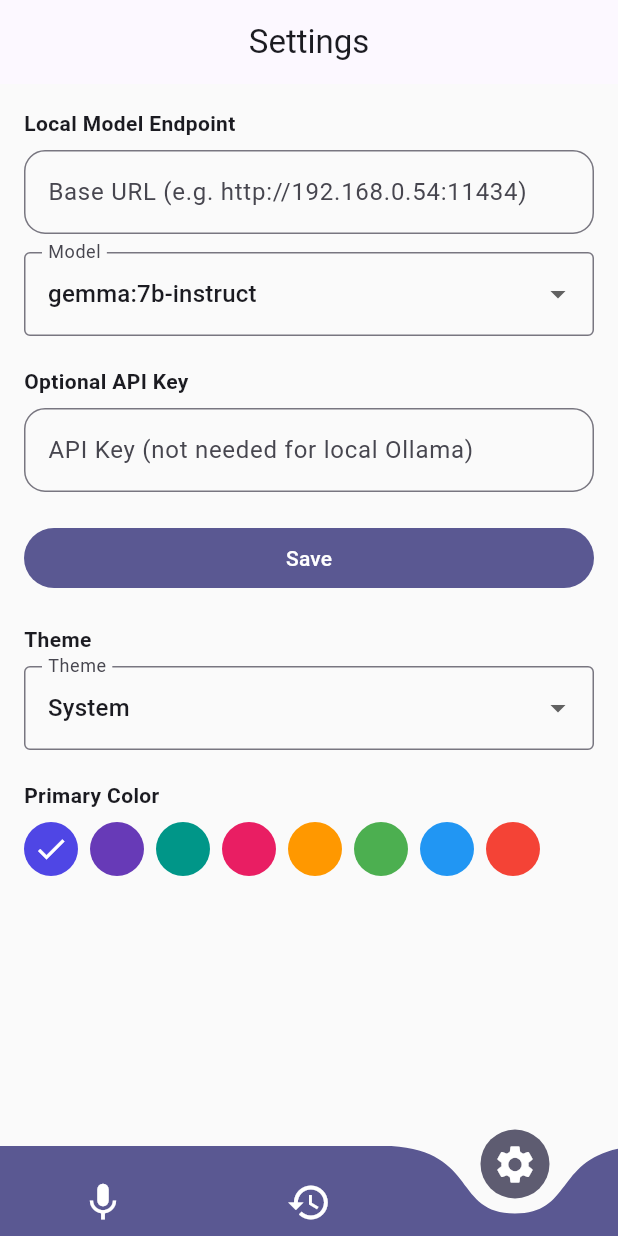
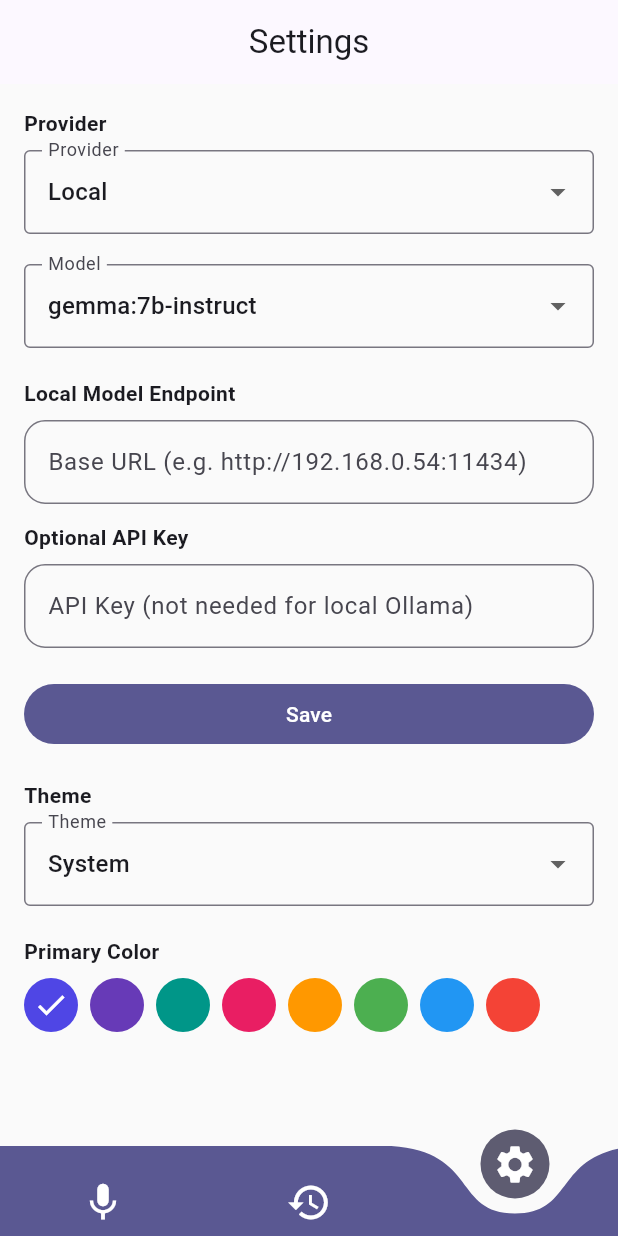
Before and after one commit to abdulnizam/stealth-assistant, a Flutter app: the screen it shows after launch, item 3 of the bottom bar chosen, on a phone screen of 412 x 824 dp. Run offline on Flutter 3.47's test engine with Material 3 defaults, Android fonts, the phone set to English and light mode, and no system bars; drawn by our look-alikes of curved_navigation_bar; our stand-ins replace shared_preferences, speech_to_text; statements that could not run were skipped.

Commit message:
implemented model models on the setting page and the logic

```diff
--- a/lib/screens/home_screen.dart
+++ b/lib/screens/home_screen.dart
@@ -5,7 +5,8 @@ import '../models/message.dart';
 import '../services/storage_service.dart';
 import '../services/speech_service.dart';
 import '../services/llm_service.dart';
-import '../util/constants.dart';
+import '../utils/model_constants.dart';
+import '../utils/constants.dart';
 import '../widgets/markdown_message.dart';
 
 class HomeScreen extends StatefulWidget {
@@ -66,10 +67,15 @@ class _HomeScreenState extends State<HomeScreen> with RouteAware {
     // 2) Always reload latest model config before sending
     String answer = '';
     try {
-      final (base, key, model) = await AppConfig.load();
+      final (base, key, model, provider) = await AppConfig.load();
+      final modelProvider = ModelProvider.values.firstWhere(
+        (p) => p.name == provider,
+        orElse: () => ModelProvider.local,
+      );
       _llm = LlmService(
+        provider: modelProvider,
         baseUrl: base,
-        apiKey: key.isEmpty ? null : key,
+        apiKey: (key.isEmpty) ? null : key,
         model: model,
       );
       if (_llm == null) {
@@ -172,12 +178,17 @@ class _HomeScreenState extends State<HomeScreen> with RouteAware {
 
   Future<void> _bootstrap() async {
     await _speech.init();
-    final (base, key, model) = await AppConfig.load();
+    final (base, key, model, provider) = await AppConfig.load();
+    final modelProvider = ModelProvider.values.firstWhere(
+      (p) => p.name == provider,
+      orElse: () => ModelProvider.local,
+    );
     setState(() {
       _llm = LlmService(
-        baseUrl: base, // e.g. http://192.168.0.54:11434
-        apiKey: key.isEmpty ? null : key,
-        model: model, // e.g. gemma:7b-instruct / codellama:7b-instruct
+        provider: modelProvider,
+        baseUrl: base,
+        apiKey: (key.isEmpty) ? null : key,
+        model: model,
       );
     });
   }
--- a/lib/screens/settings_screen.dart
+++ b/lib/screens/settings_screen.dart
@@ -1,7 +1,8 @@
 import 'package:flutter/material.dart';
 import 'package:provider/provider.dart';
 import '../providers/theme_provider.dart';
-import '../util/constants.dart';
+import '../utils/constants.dart';
+import '../utils/model_constants.dart';
 
 class SettingsScreen extends StatefulWidget {
   const SettingsScreen({super.key});
@@ -11,23 +12,25 @@ class SettingsScreen extends StatefulWidget {
 }
 
 class _SettingsScreenState extends State<SettingsScreen> {
-  // ...existing code...
   final _baseCtrl = TextEditingController();
   final _keyCtrl = TextEditingController();
-  final _models = const [
-    'gemma:7b-instruct',
-    'codellama:7b-instruct',
-  ];
+  ModelProvider _selectedProvider = ModelProvider.local;
   String _selectedModel = 'gemma:7b-instruct';
 
   @override
   void initState() {
     super.initState();
     () async {
-      final (base, key, model) = await AppConfig.load();
+      final (base, key, model, provider) = await AppConfig.load();
       _baseCtrl.text = base;
       _keyCtrl.text = key;
-      _selectedModel = _models.contains(model) ? model : 'gemma:7b-instruct';
+      _selectedProvider = ModelProvider.values.firstWhere(
+        (p) => p.name == provider,
+        orElse: () => ModelProvider.local,
+      );
+      final models = kProviderModels[_selectedProvider] ??
+          kProviderModels[ModelProvider.local]!;
+      _selectedModel = models.contains(model) ? model : models.first;
       if (mounted) setState(() {});
     }();
   }
@@ -46,36 +49,71 @@ class _SettingsScreenState extends State<SettingsScreen> {
       body: ListView(
         padding: const EdgeInsets.all(16),
         children: [
-          const Text('Local Model Endpoint',
-              style: TextStyle(fontWeight: FontWeight.bold)),
+          const Text('Provider', style: TextStyle(fontWeight: FontWeight.bold)),
           const SizedBox(height: 8),
-          TextField(
-            controller: _baseCtrl,
+          DropdownButtonFormField<ModelProvider>(
+            value: _selectedProvider,
             decoration: const InputDecoration(
-              labelText: 'Base URL (e.g. http://192.168.0.54:11434)',
+              labelText: 'Provider',
+              border: OutlineInputBorder(),
             ),
+            items: ModelProvider.values
+                .map((p) => DropdownMenuItem(
+                      value: p,
+                      child:
+                          Text(p.name[0].toUpperCase() + p.name.substring(1)),
+                    ))
+                .toList(),
+            onChanged: (provider) {
+              if (provider != null) {
+                setState(() {
+                  _selectedProvider = provider;
+                  final models = kProviderModels[provider] ??
+                      kProviderModels[ModelProvider.local]!;
+                  _selectedModel = models.first;
+                });
+              }
+            },
           ),
-          const SizedBox(height: 12),
+          const SizedBox(height: 20),
           DropdownButtonFormField<String>(
             value: _selectedModel,
             decoration: const InputDecoration(
               labelText: 'Model',
               border: OutlineInputBorder(),
             ),
-            items: _models
+            items: (kProviderModels[_selectedProvider] ??
+                    kProviderModels[ModelProvider.local]!)
                 .map((m) => DropdownMenuItem(value: m, child: Text(m)))
                 .toList(),
             onChanged: (val) =>
                 setState(() => _selectedModel = val ?? _selectedModel),
           ),
           const SizedBox(height: 20),
-          const Text('Optional API Key',
-              style: TextStyle(fontWeight: FontWeight.bold)),
+          if (_selectedProvider == ModelProvider.local) ...[
+            const Text('Local Model Endpoint',
+                style: TextStyle(fontWeight: FontWeight.bold)),
+            const SizedBox(height: 8),
+            TextField(
+              controller: _baseCtrl,
+              decoration: const InputDecoration(
+                labelText: 'Base URL (e.g. http://192.168.0.54:11434)',
+              ),
+            ),
+            const SizedBox(height: 12),
+          ],
+          Text(
+              _selectedProvider == ModelProvider.local
+                  ? 'Optional API Key'
+                  : 'API Key',
+              style: const TextStyle(fontWeight: FontWeight.bold)),
           const SizedBox(height: 8),
           TextField(
             controller: _keyCtrl,
-            decoration: const InputDecoration(
-              labelText: 'API Key (not needed for local Ollama)',
+            decoration: InputDecoration(
+              labelText: _selectedProvider == ModelProvider.local
+                  ? 'API Key (not needed for local Ollama)'
+                  : 'API Key (needed for ${_selectedProvider.name[0].toUpperCase() + _selectedProvider.name.substring(1)})',
             ),
             obscureText: true,
           ),
@@ -86,6 +124,7 @@ class _SettingsScreenState extends State<SettingsScreen> {
                 baseUrl: _baseCtrl.text.trim(),
                 apiKey: _keyCtrl.text.trim(),
                 model: _selectedModel,
+                provider: _selectedProvider.name,
               );
               if (!mounted) return;
               ScaffoldMessenger.of(context).showSnackBar(
--- a/lib/util/constants.dart
+++ b/lib/utils/constants.dart
@@ -1,27 +1,31 @@
 import 'package:shared_preferences/shared_preferences.dart';
 
 class AppConfig {
-  static const _kBaseUrl = 'api_base_url';
-  static const _kApiKey = 'api_key';
-  static const _kModel = 'llm_model'; // NEW
+  static const _kBaseUrl = 'llm_base_url';
+  static const _kApiKey = 'llm_api_key';
+  static const _kModel = 'llm_model';
+  static const _kProvider = 'llm_provider'; // e.g. 'openai', 'anthropic', etc.
 
   static Future<void> save({
     required String baseUrl,
     required String apiKey,
-    required String model, // NEW
+    required String model,
+    required String provider, // e.g. 'openai', 'anthropic', etc.
   }) async {
     final prefs = await SharedPreferences.getInstance();
     await prefs.setString(_kBaseUrl, baseUrl);
     await prefs.setString(_kApiKey, apiKey);
     await prefs.setString(_kModel, model);
+    await prefs.setString(_kProvider, provider);
   }
 
-  /// Returns (baseUrl, apiKey, model)
-  static Future<(String, String, String)> load() async {
+  /// Returns (baseUrl, apiKey, model, provider)
+  static Future<(String, String, String, String)> load() async {
     final prefs = await SharedPreferences.getInstance();
     final base = prefs.getString(_kBaseUrl) ?? '';
     final key = prefs.getString(_kApiKey) ?? '';
     final model = prefs.getString(_kModel) ?? 'gemma:7b-instruct';
-    return (base, key, model);
+    final provider = prefs.getString(_kProvider) ?? 'local';
+    return (base, key, model, provider);
   }
 }
--- /dev/null
+++ b/lib/utils/model_constants.dart
@@ -0,0 +1,161 @@
+// Model constants, endpoints, and payload builders for all LLM providers
+
+// Enum for all supported LLM providers
+enum ModelProvider {
+  local,
+  openai,
+  anthropic,
+  gemini,
+  cohere,
+  mistral,
+  groq,
+}
+
+// Model lists for each provider
+const Map<ModelProvider, List<String>> kProviderModels = {
+  ModelProvider.local: [
+    'gemma:7b-instruct',
+    'codellama:7b-instruct',
+  ],
+  ModelProvider.openai: [
+    'gpt-4o',
+    'gpt-4o-mini',
+    'gpt-3.5-turbo',
+  ],
+  ModelProvider.anthropic: [
+    'claude-3-opus-20240229',
+    'claude-3-sonnet-20240229',
+    'claude-3-haiku-20240307',
+  ],
+  ModelProvider.gemini: [
+    'gemini-1.5-pro-latest',
+    'gemini-1.0-pro',
+  ],
+  ModelProvider.cohere: [
+    'command-r-plus',
+    'command-r',
+    'command',
+  ],
+  ModelProvider.mistral: [
+    'mistral-large-latest',
+    'mistral-medium-latest',
+    'mistral-small-latest',
+  ],
+  ModelProvider.groq: [
+    'llama3-70b-8192',
+    'mixtral-8x7b-32768',
+    'gemma-7b-it',
+  ],
+};
+
+// Endpoints for each provider
+String getProviderEndpoint(ModelProvider provider) {
+  switch (provider) {
+    case ModelProvider.openai:
+      return 'https://api.openai.com/v1/chat/completions';
+    case ModelProvider.anthropic:
+      return 'https://api.anthropic.com/v1/messages';
+    case ModelProvider.gemini:
+      return 'https://generativelanguage.googleapis.com/v1beta/models';
+    case ModelProvider.cohere:
+      return 'https://api.cohere.ai/v1/chat';
+    case ModelProvider.mistral:
+      return 'https://api.mistral.ai/v1/chat/completions';
+    case ModelProvider.groq:
+      return 'https://api.groq.com/openai/v1/chat/completions';
+    case ModelProvider.local:
+      return '';
+  }
+}
+
+// Headers for each provider
+Map<String, String> getProviderHeaders(ModelProvider provider, String? apiKey) {
+  switch (provider) {
+    case ModelProvider.openai:
+    case ModelProvider.mistral:
+    case ModelProvider.groq:
+      return {
+        'Content-Type': 'application/json',
+        if (apiKey != null && apiKey.isNotEmpty)
+          'Authorization': 'Bearer $apiKey',
+      };
+    case ModelProvider.anthropic:
+      return {
+        'Content-Type': 'application/json',
+        if (apiKey != null && apiKey.isNotEmpty) 'x-api-key': apiKey,
+      };
+    case ModelProvider.gemini:
+      return {
+        'Content-Type': 'application/json',
+      };
+    case ModelProvider.cohere:
+      return {
+        'Content-Type': 'application/json',
+        if (apiKey != null && apiKey.isNotEmpty)
+          'Authorization': 'Bearer $apiKey',
+      };
+    case ModelProvider.local:
+      return {
+        'Content-Type': 'application/json',
+        if (apiKey != null && apiKey.isNotEmpty)
+          'Authorization': 'Bearer $apiKey',
+      };
+  }
+}
+
+// Payload builder for each provider
+Object buildProviderPayload(
+    ModelProvider provider, String model, String prompt, int maxTokens) {
+  switch (provider) {
+    case ModelProvider.openai:
+    case ModelProvider.mistral:
+    case ModelProvider.groq:
+      return {
+        "model": model,
+        "messages": [
+          {"role": "system", "content": "You are a helpful assistant."},
+          {"role": "user", "content": prompt},
+        ],
+        "temperature": 0.7,
+        "max_tokens": maxTokens,
+      };
+    case ModelProvider.anthropic:
+      return {
+        "model": model,
+        "max_tokens": maxTokens,
+        "messages": [
+          {"role": "user", "content": prompt},
+        ],
+      };
+    case ModelProvider.gemini:
+      return {
+        "contents": [
+          {
+            "role": "user",
+            "parts": [
+              {"text": prompt}
+            ]
+          },
+        ],
+        "generationConfig": {"maxOutputTokens": maxTokens, "temperature": 0.7},
+      };
+    case ModelProvider.cohere:
+      return {
+        "model": model,
+        "message": prompt,
+        "temperature": 0.7,
+        "max_tokens": maxTokens,
+      };
+    case ModelProvider.local:
+      return {
+        'model': model,
+        'prompt': prompt,
+        'stream': false,
+        'keep_alive': '5m',
+        'options': {
+          'num_predict': maxTokens,
+          'num_thread': 4,
+        },
+      };
+  }
+}
```
Also changed, not shown: lib/services/llm_service.dart (+60 -76 lines).
